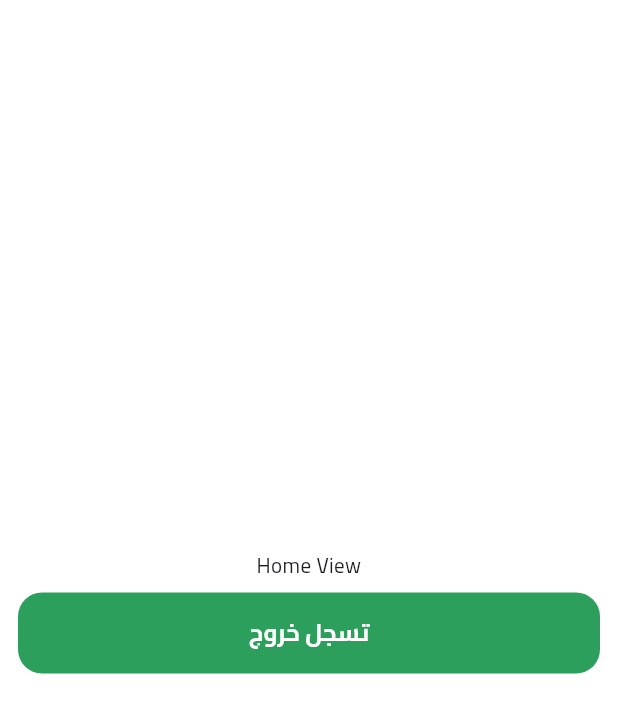
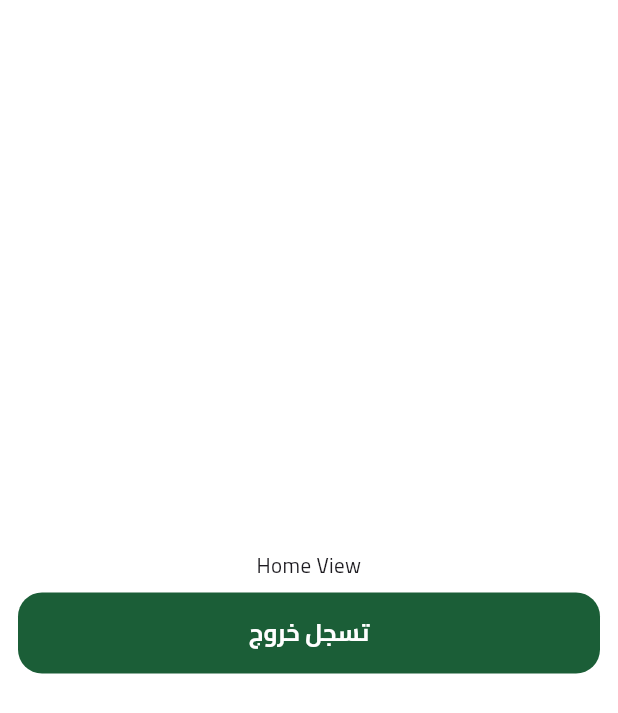
Before and after one commit to Mohamed47Elmelegy/FruitApp, a Flutter app: the HomeView screen opened by its route, on a phone screen of 412 x 824 dp. Shown: the top 713 px of the screen. Run offline on Flutter 3.47's test engine with Material 3 defaults, Android fonts, the phone set to English and light mode, and no system bars; our stand-ins replace bloc, bot_toast, cloud_firestore, dartz, dots_indicator, firebase_auth and 10 more; missing offline and left inert: flutter_facebook_auth; accounts and stored records are empty.

Commit message:
log in save datat in local mobile

```diff
--- a/lib/Features/Home/presentation/view/home_view.dart
+++ b/lib/Features/Home/presentation/view/home_view.dart
@@ -3,22 +3,15 @@ import 'package:flutter/material.dart';
 import 'package:frutes_app/core/widgets/butn.dart';
 import 'package:frutes_app/main.dart';
 
+import '../../../../core/constants/prefs.dart';
 import '../../../../core/routes/page_routes_name.dart';
+import '../../../../core/services/shared_preferences_sengltion.dart';
 import '../../../../core/theme/colors_theme.dart';
 
-class HomeView extends StatefulWidget {
-  const HomeView({super.key});
+class HomeView extends StatelessWidget {
+  HomeView({super.key});
 
-  @override
-  State<HomeView> createState() => _HomeViewState();
-}
-
-class _HomeViewState extends State<HomeView> {
   final FirebaseAuth auth = FirebaseAuth.instance;
-  signOut() async {
-    await auth.signOut();
-    navigatorKey.currentState!.pushReplacementNamed(PageRoutesName.signin);
-  }
 
   @override
   Widget build(BuildContext context) {
@@ -31,9 +24,13 @@ class _HomeViewState extends State<HomeView> {
           ),
           Butn(
               text: 'تسجل خروج',
-              color: AppColors.green1_600,
+              color: AppColors.green1_500,
               onPressed: () {
-                signOut();
+                auth.signOut().then((value) {
+                  Prefs.remove(SharedPrefs.isLoggedIn);
+                  navigatorKey.currentState!
+                      .pushReplacementNamed(PageRoutesName.signin);
+                });
               }),
         ],
       ),
--- a/lib/Features/auth/Presentation/Splash/view/splash_view.dart
+++ b/lib/Features/auth/Presentation/Splash/view/splash_view.dart
@@ -59,7 +59,6 @@ class _SplashViewState extends State<SplashView> {
   void navigateBasedOnUserStatus() {
     bool isOnBordingViewSeen = Prefs.getBool(SharedPrefs.hasSeenOnboarding);
     bool isLoggedIn = Prefs.getBool(SharedPrefs.isLoggedIn);
-
     Future.delayed(
       const Duration(seconds: 3),
       () {
--- a/lib/Features/auth/Presentation/onBording/widgets/onbording_view_body.dart
+++ b/lib/Features/auth/Presentation/onBording/widgets/onbording_view_body.dart
@@ -2,7 +2,6 @@ import 'package:dots_indicator/dots_indicator.dart';
 import 'package:flutter/material.dart';
 import 'package:frutes_app/core/extensions/padding_ext.dart';
 import 'package:gap/gap.dart';
-import '../../../../../core/config/constants.dart';
 import '../../../../../core/constants/prefs.dart';
 import '../../../../../core/routes/page_routes_name.dart';
 import '../../../../../core/services/shared_preferences_sengltion.dart';
--- a/lib/Features/auth/data/RepositoriesImplemnet/auth_repo_impl.dart
+++ b/lib/Features/auth/data/RepositoriesImplemnet/auth_repo_impl.dart
@@ -180,4 +180,9 @@ class AuthRepoImpl extends AuthRepo {
     );
     return UserModel.fromJson(userData);
   }
+
+  @override
+  Future signOut() async {
+    await firbaseAuthService.signOut();
+  }
 }
--- a/lib/Features/auth/data/models/user_model.dart
+++ b/lib/Features/auth/data/models/user_model.dart
@@ -3,7 +3,11 @@ import 'package:firebase_auth/firebase_auth.dart';
 import '../../domain/Entities/user_entities.dart';
 
 class UserModel extends UserEntities {
-  UserModel({required super.uId, required super.name, required super.email});
+  UserModel({
+    required super.uId,
+    required super.name,
+    required super.email,
+  });
 
   factory UserModel.fromFirebaseUser(User user) {
     return UserModel(
--- a/lib/Features/auth/domain/repositories/auth_repo.dart
+++ b/lib/Features/auth/domain/repositories/auth_repo.dart
@@ -21,4 +21,5 @@ abstract class AuthRepo {
   Future<Either<Failure, UserEntities>> signInWithApple();
 
   Future<Either<Failure, UserEntities>> signInWithFacebook();
+  Future signOut();
 }
--- a/lib/core/constants/prefs.dart
+++ b/lib/core/constants/prefs.dart
@@ -1,4 +1,5 @@
 class SharedPrefs {
-  static const String isLoggedIn = 'isLoggedIn';
+  static const isLoggedIn = 'isLoggedIn';
   static const hasSeenOnboarding = 'hasSeenOnboarding';
+  static const isSignOut = 'isSignOut';
 }
--- a/lib/core/routes/routes.dart
+++ b/lib/core/routes/routes.dart
@@ -16,7 +16,7 @@ class Routes {
       case PageRoutesName.signup:
         return MaterialPageRoute(builder: (context) => const SignupView());
       case PageRoutesName.home:
-        return MaterialPageRoute(builder: (context) => const HomeView());
+        return MaterialPageRoute(builder: (context) => HomeView());
       case PageRoutesName.onBording:
         return MaterialPageRoute(
             builder: (context) => const OnBordingViewBody());
--- a/lib/core/services/shared_preferences_sengltion.dart
+++ b/lib/core/services/shared_preferences_sengltion.dart
@@ -14,4 +14,8 @@ class Prefs {
   static getBool(String key) {
     return _prefs.getBool(key) ?? false;
   }
+
+  static remove(String key) {
+    _prefs.remove(key);
+  }
 }
--- a/pubspec.yaml
+++ b/pubspec.yaml
@@ -65,6 +65,8 @@ flutter:
   assets:
     - assets/images/
     - assets/snakebarJson/
+    # - assets/images/vuesax/bold/
+    # - assets/images/vuesax/outline/
 
   fonts:
     - family: Cairo
```
Also changed, not shown: lib/Features/auth/Presentation/signIn/manager/cubit/signin_cubit.dart (+11 -26 lines), lib/Features/auth/Presentation/signIn/widgets/signin_view_body_consumer.dart (+7 -0 lines), lib/core/services/firebase_auth_service.dart (+23 -1 lines).
